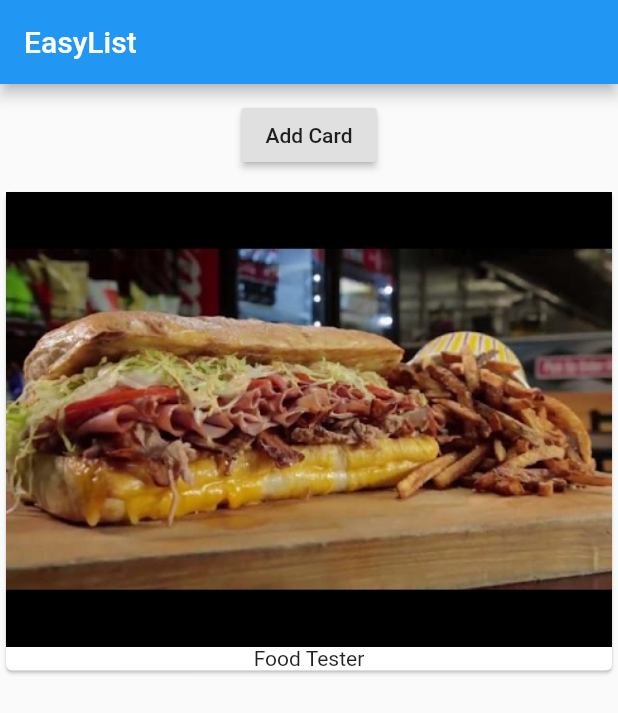
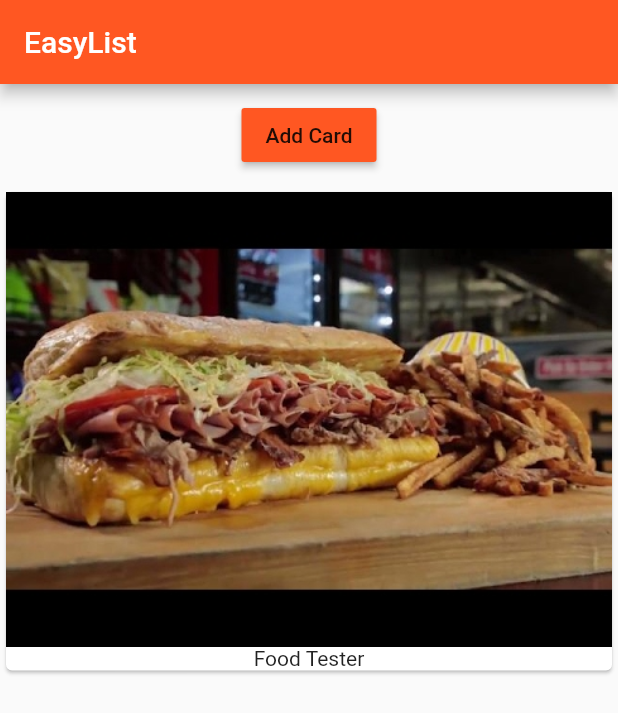
Before and after one commit to sumitsk20/flutter_demo_app_2, a Flutter app: the screen it shows after launch, on a phone screen of 412 x 824 dp. Shown: the top 713 px of the screen. Run offline on Flutter 3.47's test engine with Material 2 defaults, Android fonts, the phone set to English and light mode, and no system bars.

Commit message:
added themedata

```diff
--- a/lib/main.dart
+++ b/lib/main.dart
@@ -7,6 +7,11 @@ class MyCoolApp extends StatelessWidget {
   @override
   Widget build(BuildContext context) {
     return MaterialApp(
+      theme: ThemeData(
+        brightness: Brightness.light,
+        primarySwatch: Colors.deepOrange,
+        accentColor: Colors.deepPurple,
+      ),
       home: Scaffold(
         appBar: AppBar(
           title: Text('EasyList'),
--- a/lib/product_manager.dart
+++ b/lib/product_manager.dart
@@ -24,6 +24,7 @@ class _ProductManagerState extends State<ProductManager> {
         Container(
           margin: EdgeInsets.all(10),
           child: RaisedButton(
+            color: Theme.of(context).primaryColor,
             onPressed: () {
               setState(() {
                 _products.add('New food item');
```
